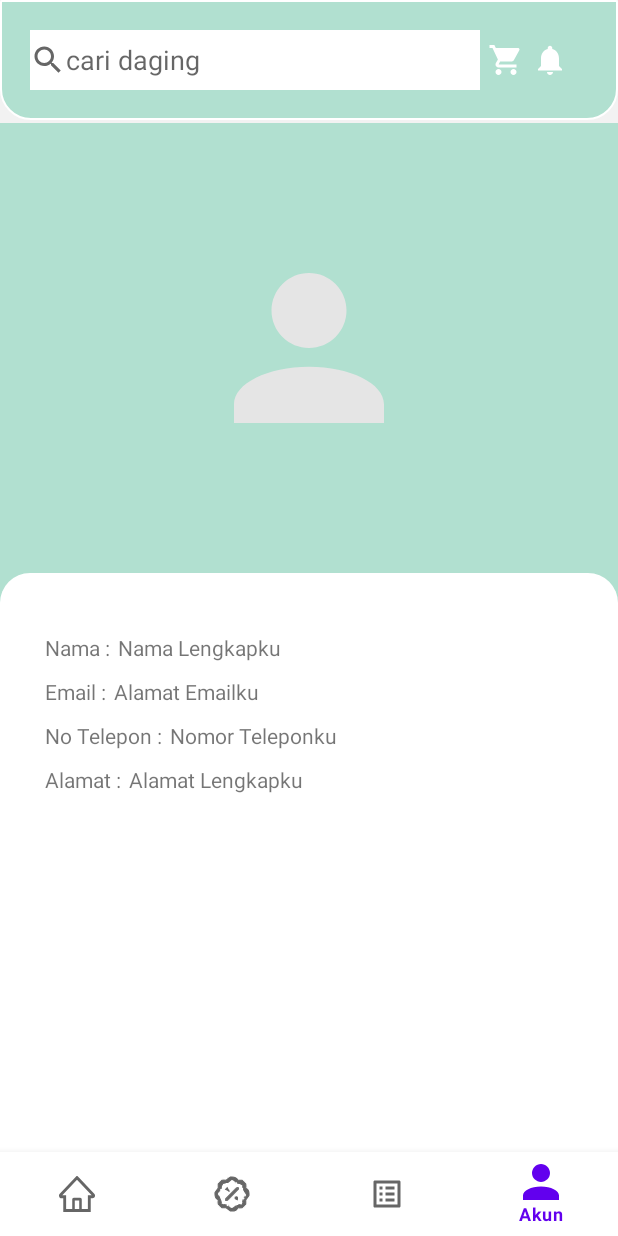
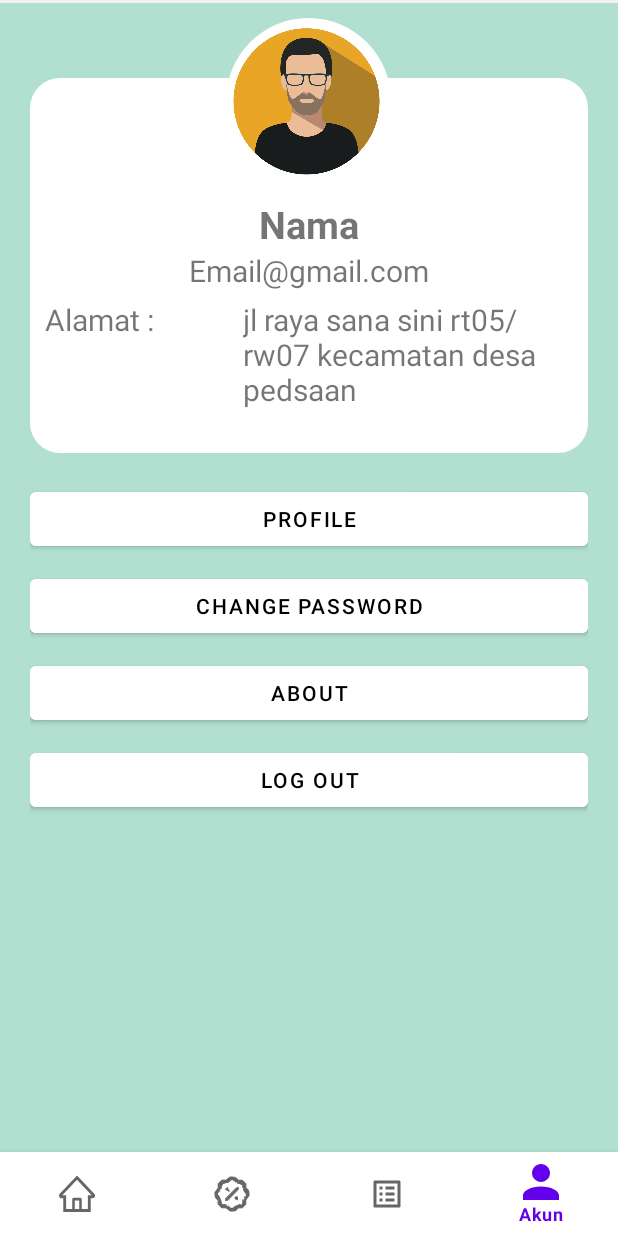
Before and after one commit to AldiAl05/DagangDaging, an Android app: the fragment FragmentAccount placed in its activity, item 4 of the bottom bar chosen, on a phone screen of 412 x 824 dp. Run offline under Robolectric (Android 15) with nearby library versions, the phone set to English and light mode, and no system bars; our stand-ins replace CircleImageView.

Commit message:
Update Main Menu

```diff
--- a/app/build.gradle
+++ b/app/build.gradle
@@ -37,6 +37,7 @@ dependencies {
     implementation 'com.google.android.material:material:1.5.0'
     implementation 'androidx.constraintlayout:constraintlayout:2.1.3'
     implementation 'androidx.legacy:legacy-support-v4:1.0.0'
+    implementation 'de.hdodenhof:circleimageview:3.1.0'
     testImplementation 'junit:junit:4.13.2'
     androidTestImplementation 'androidx.test.ext:junit:1.1.3'
     androidTestImplementation 'androidx.test.espresso:espresso-core:3.4.0'
--- a/app/src/main/java/com/example/dagangdaging/ForgetPassword.java
+++ b/app/src/main/java/com/example/dagangdaging/ForgetPassword.java
@@ -12,7 +12,7 @@ public class ForgetPassword extends AppCompatActivity {
     protected void onCreate(Bundle savedInstanceState) {
         super.onCreate(savedInstanceState);
         setContentView(R.layout.activity_forget_password);
-        getSupportActionBar().hide();
+
     }
 
     public void onClickForgetBackToLogin(View view) {
--- a/app/src/main/java/com/example/dagangdaging/Login.java
+++ b/app/src/main/java/com/example/dagangdaging/Login.java
@@ -12,7 +12,7 @@ public class Login extends AppCompatActivity {
     protected void onCreate(Bundle savedInstanceState) {
         super.onCreate(savedInstanceState);
         setContentView(R.layout.activity_login);
-        getSupportActionBar().hide();
+        //getSupportActionBar().hide();
     }
 
     public void onClickGoToDaftar(View view) {
--- a/app/src/main/java/com/example/dagangdaging/MainActivity.java
+++ b/app/src/main/java/com/example/dagangdaging/MainActivity.java
@@ -6,10 +6,13 @@ import androidx.fragment.app.Fragment;
 import androidx.fragment.app.FragmentManager;
 import androidx.fragment.app.FragmentTransaction;
 
-import android.app.Activity;
 import android.os.Bundle;
 
 import com.example.dagangdaging.databinding.ActivityMainBinding;
+import com.example.dagangdaging.fragment.FragmentAccount;
+import com.example.dagangdaging.fragment.FragmentDiscount;
+import com.example.dagangdaging.fragment.FragmentHome;
+import com.example.dagangdaging.fragment.FragmentTransactions;
 
 public class MainActivity extends AppCompatActivity {
 
@@ -18,7 +21,7 @@ public class MainActivity extends AppCompatActivity {
     @Override
     protected void onCreate(Bundle savedInstanceState) {
         super.onCreate(savedInstanceState);
-        getSupportActionBar().hide();
+
 
         binding = ActivityMainBinding.inflate(getLayoutInflater());
         setContentView(binding.getRoot());
--- a/app/src/main/java/com/example/dagangdaging/Register.java
+++ b/app/src/main/java/com/example/dagangdaging/Register.java
@@ -12,7 +12,7 @@ public class Register extends AppCompatActivity {
     protected void onCreate(Bundle savedInstanceState) {
         super.onCreate(savedInstanceState);
         setContentView(R.layout.activity_register);
-        getSupportActionBar().hide();
+
     }
 
     public void onClickRegistBackToLogin(View view) {
--- a/app/src/main/java/com/example/dagangdaging/SplashScreen.java
+++ b/app/src/main/java/com/example/dagangdaging/SplashScreen.java
@@ -12,7 +12,6 @@ public class SplashScreen extends AppCompatActivity {
     protected void onCreate(Bundle savedInstanceState) {
         super.onCreate(savedInstanceState);
         setContentView(R.layout.activity_splash_screen);
-        getSupportActionBar().hide();
 
         int SPLASH_SCREEN_TIME = 3000; //3DETIK
 
--- a/app/src/main/java/com/example/dagangdaging/FragmentDiscount.java
+++ b/app/src/main/java/com/example/dagangdaging/fragment/FragmentAccount.java
@@ -1,4 +1,4 @@
-package com.example.dagangdaging;
+package com.example.dagangdaging.fragment;
 
 import android.os.Bundle;
 
@@ -8,12 +8,14 @@ import android.view.LayoutInflater;
 import android.view.View;
 import android.view.ViewGroup;
 
+import com.example.dagangdaging.R;
+
 /**
  * A simple {@link Fragment} subclass.
- * Use the {@link FragmentDiscount#newInstance} factory method to
+ * Use the {@link FragmentAccount#newInstance} factory method to
  * create an instance of this fragment.
  */
-public class FragmentDiscount extends Fragment {
+public class FragmentAccount extends Fragment {
 
     // TODO: Rename parameter arguments, choose names that match
     // the fragment initialization parameters, e.g. ARG_ITEM_NUMBER
@@ -24,7 +26,7 @@ public class FragmentDiscount extends Fragment {
     private String mParam1;
     private String mParam2;
 
-    public FragmentDiscount() {
+    public FragmentAccount() {
         // Required empty public constructor
     }
 
@@ -34,11 +36,11 @@ public class FragmentDiscount extends Fragment {
      *
      * @param param1 Parameter 1.
      * @param param2 Parameter 2.
-     * @return A new instance of fragment FragmentDiscount.
+     * @return A new instance of fragment FragmentAccount.
      */
     // TODO: Rename and change types and number of parameters
-    public static FragmentDiscount newInstance(String param1, String param2) {
-        FragmentDiscount fragment = new FragmentDiscount();
+    public static FragmentAccount newInstance(String param1, String param2) {
+        FragmentAccount fragment = new FragmentAccount();
         Bundle args = new Bundle();
         args.putString(ARG_PARAM1, param1);
         args.putString(ARG_PARAM2, param2);
@@ -59,6 +61,6 @@ public class FragmentDiscount extends Fragment {
     public View onCreateView(LayoutInflater inflater, ViewGroup container,
                              Bundle savedInstanceState) {
         // Inflate the layout for this fragment
-        return inflater.inflate(R.layout.fragment_discount, container, false);
+        return inflater.inflate(R.layout.fragment_account, container, false);
     }
 }
--- a/app/src/main/java/com/example/dagangdaging/FragmentAccount.java
+++ b/app/src/main/java/com/example/dagangdaging/fragment/FragmentDiscount.java
@@ -1,4 +1,4 @@
-package com.example.dagangdaging;
+package com.example.dagangdaging.fragment;
 
 import android.os.Bundle;
 
@@ -8,12 +8,14 @@ import android.view.LayoutInflater;
 import android.view.View;
 import android.view.ViewGroup;
 
+import com.example.dagangdaging.R;
+
 /**
  * A simple {@link Fragment} subclass.
- * Use the {@link FragmentAccount#newInstance} factory method to
+ * Use the {@link FragmentDiscount#newInstance} factory method to
  * create an instance of this fragment.
  */
-public class FragmentAccount extends Fragment {
+public class FragmentDiscount extends Fragment {
 
     // TODO: Rename parameter arguments, choose names that match
     // the fragment initialization parameters, e.g. ARG_ITEM_NUMBER
@@ -24,7 +26,7 @@ public class FragmentAccount extends Fragment {
     private String mParam1;
     private String mParam2;
 
-    public FragmentAccount() {
+    public FragmentDiscount() {
         // Required empty public constructor
     }
 
@@ -34,11 +36,11 @@ public class FragmentAccount extends Fragment {
      *
      * @param param1 Parameter 1.
      * @param param2 Parameter 2.
-     * @return A new instance of fragment FragmentAccount.
+     * @return A new instance of fragment FragmentDiscount.
      */
     // TODO: Rename and change types and number of parameters
-    public static FragmentAccount newInstance(String param1, String param2) {
-        FragmentAccount fragment = new FragmentAccount();
+    public static FragmentDiscount newInstance(String param1, String param2) {
+        FragmentDiscount fragment = new FragmentDiscount();
         Bundle args = new Bundle();
         args.putString(ARG_PARAM1, param1);
         args.putString(ARG_PARAM2, param2);
@@ -59,6 +61,6 @@ public class FragmentAccount extends Fragment {
     public View onCreateView(LayoutInflater inflater, ViewGroup container,
                              Bundle savedInstanceState) {
         // Inflate the layout for this fragment
-        return inflater.inflate(R.layout.fragment_account, container, false);
+        return inflater.inflate(R.layout.fragment_discount, container, false);
     }
 }
--- /dev/null
+++ b/app/src/main/res/drawable/ic_arrow_back.xml
@@ -0,0 +1,5 @@
+<vector android:autoMirrored="true" android:height="24dp"
+    android:tint="#FFFFFF" android:viewportHeight="24"
+    android:viewportWidth="24" android:width="24dp" xmlns:android="http://schemas.android.com/apk/res/android">
+    <path android:fillColor="@android:color/white" android:pathData="M11.67,3.87L9.9,2.1 0,12l9.9,9.9 1.77,-1.77L3.54,12z"/>
+</vector>
--- a/app/src/main/res/drawable/rectangle3.xml
+++ b/app/src/main/res/drawable/rectangle3.xml
@@ -4,5 +4,5 @@
     <stroke android:width="0dp" android:color="@color/black" />
     <padding android:left="10dp" android:top="10dp" android:right="10dp" android:bottom="10dp" />
     <corners android:topLeftRadius="20dp" android:topRightRadius="20dp"
-        android:bottomLeftRadius="0dp" android:bottomRightRadius="0dp"/>
+        android:bottomLeftRadius="20dp" android:bottomRightRadius="20dp"/>
 </shape>
--- a/app/src/main/res/layout/activity_main.xml
+++ b/app/src/main/res/layout/activity_main.xml
@@ -7,46 +7,13 @@
     android:background="@color/lightGray"
     tools:context=".MainActivity">
 
-    <!--Header-->
-    <LinearLayout
-        android:id="@+id/linearsearch"
-        android:layout_width="match_parent"
-        android:layout_height="wrap_content"
-        android:layout_alignParentTop="true"
-        android:background="@drawable/rectangle2"
-        android:orientation="horizontal"
-        android:padding="20dp">
-
-        <EditText
-            android:layout_width="300dp"
-            android:layout_height="40dp"
-            android:background="@color/white"
-            android:drawableStart="@drawable/icon_search"
-            android:hint="cari daging" />
-
-
-        <ImageButton
-            android:layout_width="wrap_content"
-            android:layout_height="40dp"
-            android:layout_marginStart="5dp"
-            android:background="@color/GreenCyan"
-            android:src="@drawable/icon_shopping_cart" />
-
-        <ImageButton
-            android:layout_width="wrap_content"
-            android:layout_height="40dp"
-            android:layout_marginStart="5dp"
-            android:background="@color/GreenCyan"
-            android:src="@drawable/icon_notifications" />
-
-    </LinearLayout>
 
     <FrameLayout
         android:id="@+id/fragment_container"
         android:layout_width="match_parent"
         android:layout_height="650dp"
         android:layout_above="@id/button_navigation_menu"
-        android:layout_below="@+id/linearsearch"
+        android:layout_alignParentTop="true"
         android:layout_marginTop="2dp" />
 
 
--- a/app/src/main/res/layout/fragment_account.xml
+++ b/app/src/main/res/layout/fragment_account.xml
@@ -5,106 +5,114 @@
     android:layout_width="match_parent"
     android:layout_height="match_parent"
     android:background="@color/GreenCyan"
-    tools:context=".FragmentAccount">
+    tools:context=".fragment.FragmentAccount">
+
     <LinearLayout
-        android:id="@+id/fotoprofile"
+        android:id="@+id/card_view_top"
         android:layout_width="match_parent"
-        android:layout_height="wrap_content"
-        android:layout_marginTop="100dp"
-        android:layout_marginBottom="100dp"
-        android:gravity="center">
+        android:layout_height="250dp"
+        android:layout_marginTop="50dp"
+        android:layout_marginStart="20dp"
+        android:layout_marginEnd="20dp"
+        android:orientation="vertical"
+        android:paddingTop="80dp"
+        android:paddingBottom="20dp"
+        android:background="@drawable/rectangle3"
+        app:layout_constraintEnd_toEndOf="parent"
+        app:layout_constraintStart_toStartOf="parent"
+        app:layout_constraintTop_toTopOf="parent">
 
-        <ImageView
-            android:layout_width="100dp"
-            android:layout_height="100dp"
-            android:src="@drawable/ic_account" />
+        <TextView
+            android:id="@+id/txt_name"
+            android:layout_width="wrap_content"
+            android:layout_height="wrap_content"
+            android:layout_gravity="center"
+            android:text="Nama"
+            android:textSize="25dp"
+            android:textStyle="bold" />
+
+        <TextView
+            android:id="@+id/txt_email"
+            android:layout_width="wrap_content"
+            android:layout_height="wrap_content"
+            android:layout_gravity="center"
+            android:text="Email@gmail.com"
+            android:textSize="20dp" />
+
+        <RelativeLayout
+            android:layout_width="wrap_content"
+            android:layout_height="wrap_content"
+            android:layout_marginTop="5dp">
+
+            <TextView
+                android:layout_width="wrap_content"
+                android:layout_height="wrap_content"
+                android:layout_alignParentStart="true"
+                android:layout_gravity="center"
+                android:paddingEnd="10dp"
+                android:text="Alamat :"
+                android:textSize="20dp" />
+
+            <TextView
+                android:id="@+id/txt_alamat"
+                android:layout_width="220dp"
+                android:layout_height="wrap_content"
+                android:layout_alignParentEnd="true"
+                android:layout_gravity="right"
+                android:layout_marginStart="5dp"
+                android:text="jl raya sana sini rt05/rw07 kecamatan desa pedsaan"
+                android:textSize="20dp" />
+        </RelativeLayout>
 
     </LinearLayout>
+
+    <de.hdodenhof.circleimageview.CircleImageView
+        android:id="@+id/circleImageView"
+        android:layout_width="110dp"
+        android:layout_height="110dp"
+        android:layout_alignParentTop="true"
+        android:layout_centerInParent="true"
+        android:layout_marginTop="10dp"
+        android:src="@drawable/user_img" />
 
     <LinearLayout
         android:layout_width="match_parent"
         android:layout_height="match_parent"
-        android:layout_below="@+id/fotoprofile"
-        android:layout_alignParentBottom="true"
-        android:background="@drawable/rectangle3"
-        android:orientation="vertical"
-        android:padding="30dp">
+        android:layout_margin="20dp"
+        android:layout_below="@id/card_view_top"
+        android:orientation="vertical">
 
-        <LinearLayout
+        <Button
+            android:layout_width="match_parent"
+            android:layout_height="wrap_content"
+            android:backgroundTint="@color/white"
+            android:text="Profile"
+            android:textColor="@color/black" />
+
+        <Button
             android:layout_width="match_parent"
             android:layout_height="wrap_content"
             android:layout_marginTop="10dp"
-            android:orientation="horizontal">
+            android:backgroundTint="@color/white"
+            android:text="change password"
+            android:textColor="@color/black" />
 
-            <TextView
-                android:layout_width="wrap_content"
-                android:layout_height="wrap_content"
-                android:text="Nama :"
-                android:textSize="14dp" />
-
-            <TextView
-                android:layout_width="wrap_content"
-                android:layout_height="wrap_content"
-                android:layout_marginStart="5dp"
-                android:text="Nama Lengkapku" />
-        </LinearLayout>
-
-        <LinearLayout
+        <Button
             android:layout_width="match_parent"
             android:layout_height="wrap_content"
             android:layout_marginTop="10dp"
-            android:orientation="horizontal">
+            android:text="About"
+            android:textColor="@color/black"
+            android:backgroundTint="@color/white"/>
 
-            <TextView
-                android:layout_width="wrap_content"
-                android:layout_height="wrap_content"
-                android:text="Email :"
-                android:textSize="14dp" />
-
-            <TextView
-                android:layout_width="wrap_content"
-                android:layout_height="wrap_content"
-                android:layout_marginStart="5dp"
-                android:text="Alamat Emailku " />
-        </LinearLayout>
-
-        <LinearLayout
+        <Button
             android:layout_width="match_parent"
             android:layout_height="wrap_content"
             android:layout_marginTop="10dp"
-            android:orientation="horizontal">
+            android:text="Log Out"
+            android:textColor="@color/black"
+            android:backgroundTint="@color/white"/>
 
-            <TextView
-                android:layout_width="wrap_content"
-                android:layout_height="wrap_content"
-                android:text="No Telepon :"
-                android:textSize="14dp" />
-
-            <TextView
-                android:layout_width="wrap_content"
-                android:layout_height="wrap_content"
-                android:layout_marginStart="5dp"
-                android:text="Nomor Teleponku " />
-        </LinearLayout>
-
-        <LinearLayout
-            android:layout_width="match_parent"
-            android:layout_height="wrap_content"
-            android:layout_marginTop="10dp"
-            android:orientation="horizontal">
-
-            <TextView
-                android:layout_width="wrap_content"
-                android:layout_height="wrap_content"
-                android:text="Alamat :"
-                android:textSize="14dp" />
-
-            <TextView
-                android:layout_width="wrap_content"
-                android:layout_height="wrap_content"
-                android:layout_marginStart="5dp"
-                android:text="Alamat Lengkapku" />
-        </LinearLayout>
     </LinearLayout>
 
 </RelativeLayout>
--- a/app/src/main/res/values/themes.xml
+++ b/app/src/main/res/values/themes.xml
@@ -1,6 +1,6 @@
 <resources xmlns:tools="http://schemas.android.com/tools">
     <!-- Base application theme. -->
-    <style name="Theme.DagangDaging" parent="Theme.MaterialComponents.DayNight.DarkActionBar">
+    <style name="Theme.DagangDaging" parent="Theme.MaterialComponents.DayNight.NoActionBar">
         <!-- Primary brand color. -->
         <item name="colorPrimary">@color/purple_500</item>
         <item name="colorPrimaryVariant">@color/purple_700</item>
```
Also changed, not shown: app/src/main/AndroidManifest.xml (+7 -1 lines), app/src/main/java/com/example/dagangdaging/fragment/FragmentHome.java (renamed from app/src/main/java/com/example/dagangdaging/FragmentTransactions.java, +10 -8 lines), app/src/main/java/com/example/dagangdaging/fragment/FragmentTransactions.java (renamed from app/src/main/java/com/example/dagangdaging/FragmentHome.java, +10 -8 lines), app/src/main/res/layout/fragment_discount.xml (+24 -11 lines), app/src/main/res/layout/fragment_home.xml (+45 -7 lines), app/src/main/res/layout/fragment_transactions.xml (+13 -9 lines), app/src/main/res/drawable/user_img.jpg (added).
